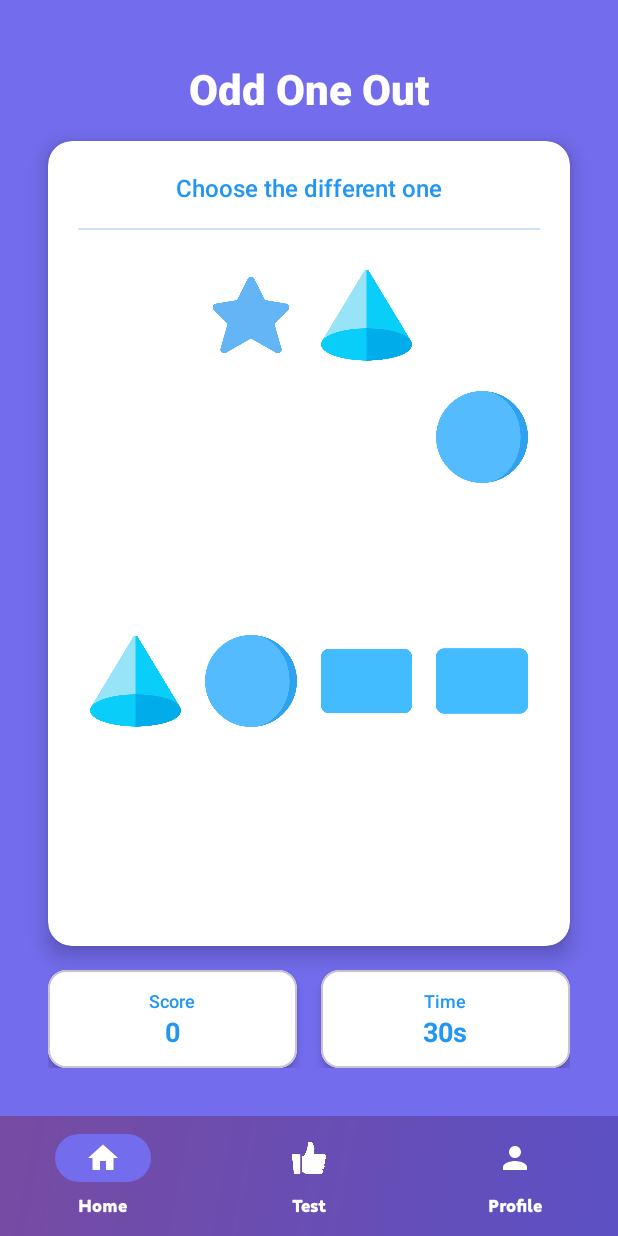
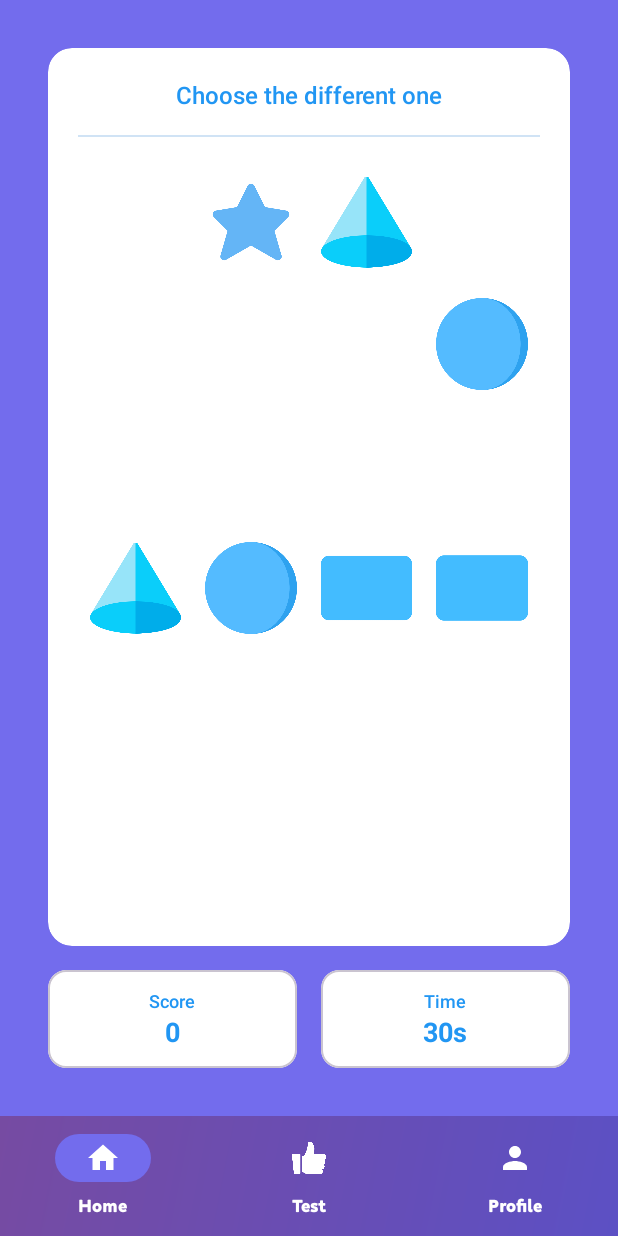
Before and after one commit to gauravo7/BrainGames, an Android app: the OddOutFragment screen opened through its navigation route, on a phone screen of 412 x 824 dp. Run offline under Robolectric (Android 15) with nearby library versions, the light colour scheme and no system bars; our stand-ins replace Firebase (no records; nobody signed in at launch, a user with empty details on screens opened directly), navigation-ui, sdp/ssp sizes; pictures from the network do not load.

```diff
--- a/app/src/main/java/com/o7solutions/braingames/OddOut/OddOutAdapter.kt
+++ b/app/src/main/java/com/o7solutions/braingames/OddOut/OddOutAdapter.kt
@@ -73,12 +73,20 @@ class OddOutAdapter(
 
             image.setOnClickListener {
 
-                if(position == answerIndex) {
-                    image.setImageResource(R.drawable.right_tick)
+                if(list.contains(position)) {
+
+
+                    if (position == answerIndex) {
+                        image.setImageResource(R.drawable.right_tick)
+                    } else {
+                        image.setImageResource(R.drawable.red_cross)
+                    }
+                    image.postDelayed({
+                        onClick.onImageClick(position == answerIndex)
+                    }, 1000)
                 } else {
-                    image.setImageResource(R.drawable.red_cross)
+//                    perform nothing
                 }
-                onClick.onImageClick(position == answerIndex)
             }
         }
     }
--- a/app/src/main/res/layout/fragment_odd_out.xml
+++ b/app/src/main/res/layout/fragment_odd_out.xml
@@ -9,20 +9,20 @@
     tools:context=".OddOut.OddOutFragment">
 
     <!-- Title Section -->
-    <TextView
-        android:id="@+id/titleText"
-        android:layout_width="wrap_content"
-        android:layout_height="wrap_content"
-        android:text="Odd One Out"
-        android:textSize="28sp"
-        android:textStyle="bold"
-        android:textColor="@android:color/white"
-        android:fontFamily="sans-serif-medium"
-        android:elevation="2dp"
-        app:layout_constraintTop_toTopOf="parent"
-        app:layout_constraintStart_toStartOf="parent"
-        app:layout_constraintEnd_toEndOf="parent"
-        android:layout_marginTop="24dp" />
+<!--    <TextView-->
+<!--        android:id="@+id/titleText"-->
+<!--        android:layout_width="wrap_content"-->
+<!--        android:layout_height="wrap_content"-->
+<!--        android:text="Odd One Out"-->
+<!--        android:textSize="28sp"-->
+<!--        android:textStyle="bold"-->
+<!--        android:textColor="@android:color/white"-->
+<!--        android:fontFamily="sans-serif-medium"-->
+<!--        android:elevation="2dp"-->
+<!--        app:layout_constraintTop_toTopOf="parent"-->
+<!--        app:layout_constraintStart_toStartOf="parent"-->
+<!--        app:layout_constraintEnd_toEndOf="parent"-->
+<!--        android:layout_marginTop="24dp" />-->
 
     <!-- Main Content Card -->
     <com.google.android.material.card.MaterialCardView
@@ -32,9 +32,8 @@
         android:layout_margin="16dp"
         app:cardBackgroundColor="@color/white"
         app:cardCornerRadius="16dp"
-        app:cardElevation="8dp"
         app:strokeWidth="0dp"
-        app:layout_constraintTop_toBottomOf="@id/titleText"
+        app:layout_constraintTop_toTopOf="parent"
         app:layout_constraintBottom_toTopOf="@id/bottomActionArea"
         app:layout_constraintStart_toStartOf="parent"
         app:layout_constraintEnd_toEndOf="parent"
@@ -138,7 +137,7 @@
             android:layout_marginEnd="8dp"
             app:cardBackgroundColor="@android:color/white"
             app:cardCornerRadius="12dp"
-            app:cardElevation="4dp">
+           >
 
             <LinearLayout
                 android:layout_width="match_parent"
@@ -177,7 +176,7 @@
             android:layout_marginStart="8dp"
             app:cardBackgroundColor="@android:color/white"
             app:cardCornerRadius="12dp"
-            app:cardElevation="4dp">
+         >
 
             <LinearLayout
                 android:layout_width="match_parent"
```
